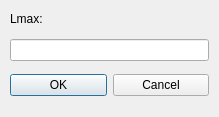
Old version of the form AFDX_GUI/ui/LmaxDialog.ui in the repository PavelVdovin/AFDX_Designer.
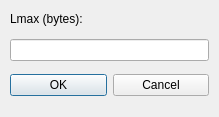
New version of the form.

What changed in the file:
```diff
--- a/AFDX_GUI/ui/LmaxDialog.ui
+++ b/AFDX_GUI/ui/LmaxDialog.ui
@@ -47,7 +47,7 @@
        </sizepolicy>
       </property>
       <property name="text">
-       <string>Lmax:</string>
+       <string>Lmax (bytes):</string>
       </property>
      </widget>
     </item>
```
